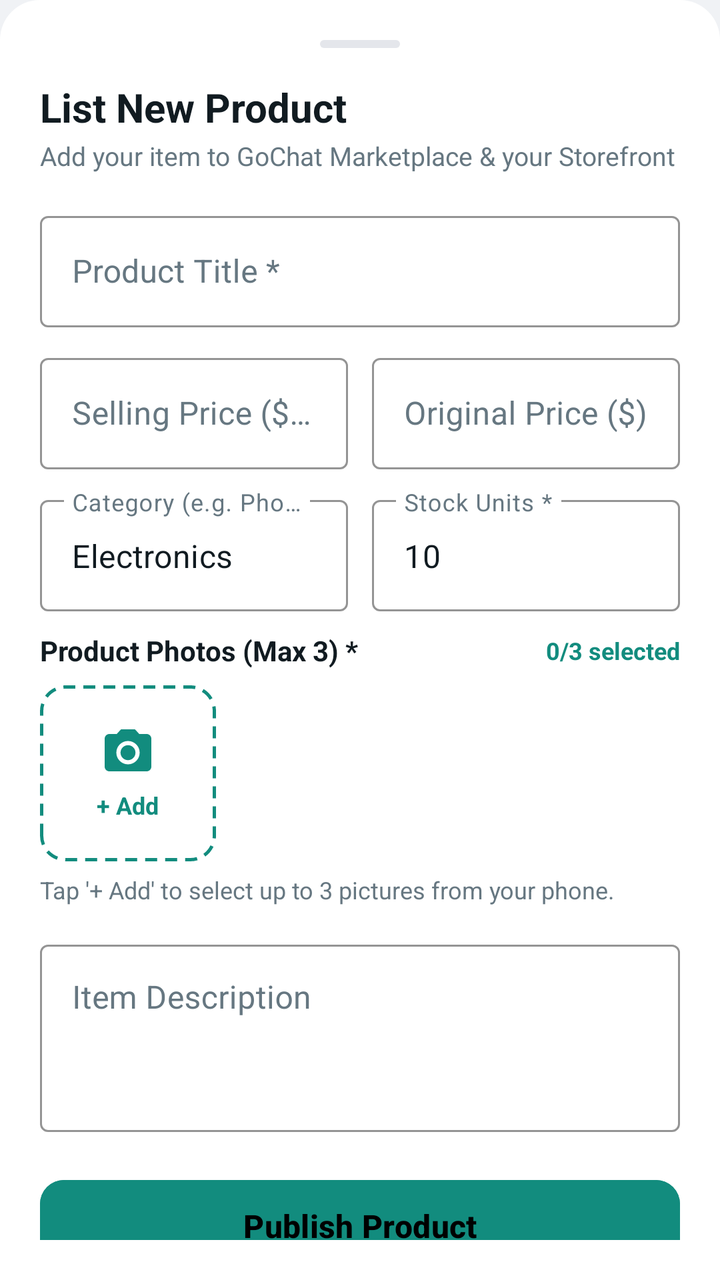
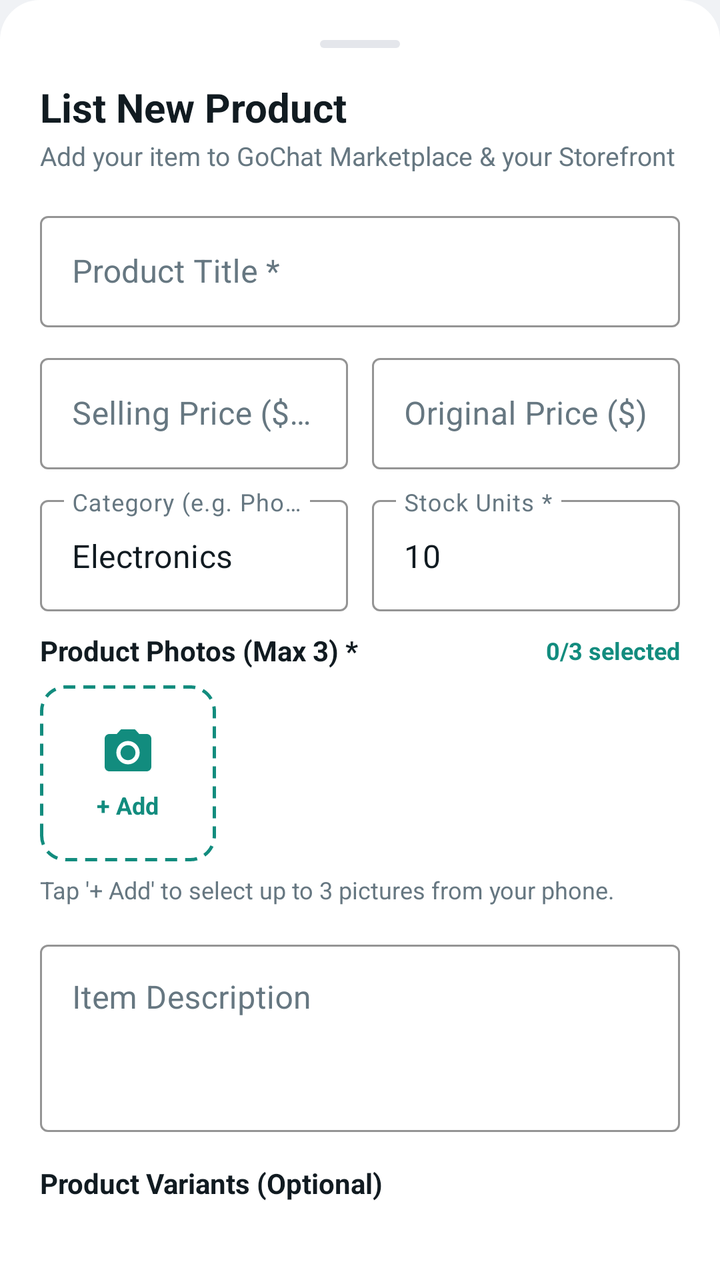

The first picture is an Android layout as it rendered before a commit; the second is the same layout after the commit. The layout source and the unified diff follow.
<!-- AndroidManifest.xml: application theme Theme.GoChat -->
<!-- res/layout/dialog_add_product.xml -->
<?xml version="1.0" encoding="utf-8"?>
<androidx.core.widget.NestedScrollView xmlns:android="http://schemas.android.com/apk/res/android"
    xmlns:app="http://schemas.android.com/apk/res-auto"
    xmlns:tools="http://schemas.android.com/tools"
    android:layout_width="match_parent"
    android:layout_height="wrap_content"
    android:background="@drawable/bg_bottom_sheet_dark"
    android:padding="20dp">

    <LinearLayout
        android:layout_width="match_parent"
        android:layout_height="wrap_content"
        android:orientation="vertical">

        <View
            android:layout_width="40dp"
            android:layout_height="4dp"
            android:layout_gravity="center_horizontal"
            android:layout_marginBottom="16dp"
            android:background="@drawable/bg_pill"
            android:backgroundTint="@color/gochat_border_dark" />

        <TextView
            android:id="@+id/tvDialogTitle"
            android:layout_width="match_parent"
            android:layout_height="wrap_content"
            android:text="List New Product"
            android:textColor="@color/gochat_text_primary"
            android:textSize="20sp"
            android:textStyle="bold" />

        <TextView
            android:id="@+id/tvDialogSubtitle"
            android:layout_width="match_parent"
            android:layout_height="wrap_content"
            android:layout_marginTop="2dp"
            android:layout_marginBottom="16dp"
            android:text="Add your item to GoChat Marketplace &amp; your Storefront"
            android:textColor="@color/gochat_text_muted"
            android:textSize="13sp" />

        
        <com.google.android.material.textfield.TextInputLayout
            style="@style/Widget.MaterialComponents.TextInputLayout.OutlinedBox"
            android:layout_width="match_parent"
            android:layout_height="wrap_content"
            android:layout_marginBottom="10dp"
            android:hint="Product Title *"
            android:textColorHint="@color/gochat_text_muted"
            app:boxStrokeColor="@color/whatsapp_teal_light">

            <com.google.android.material.textfield.TextInputEditText
                android:id="@+id/etProductName"
                android:layout_width="match_parent"
                android:layout_height="wrap_content"
                android:textColor="@color/gochat_text_primary" />
        </com.google.android.material.textfield.TextInputLayout>

        
        <LinearLayout
            android:layout_width="match_parent"
            android:layout_height="wrap_content"
            android:layout_marginBottom="10dp"
            android:orientation="horizontal">

            <com.google.android.material.textfield.TextInputLayout
                style="@style/Widget.MaterialComponents.TextInputLayout.OutlinedBox"
                android:layout_width="0dp"
                android:layout_height="wrap_content"
                android:layout_marginEnd="6dp"
                android:layout_weight="1"
                android:hint="Selling Price ($) *"
                android:textColorHint="@color/gochat_text_muted"
                app:boxStrokeColor="@color/whatsapp_teal_light">

                <com.google.android.material.textfield.TextInputEditText
                    android:id="@+id/etProductPrice"
                    android:layout_width="match_parent"
                    android:layout_height="wrap_content"
                    android:inputType="numberDecimal"
                    android:textColor="@color/gochat_text_primary" />
            </com.google.android.material.textfield.TextInputLayout>

            <com.google.android.material.textfield.TextInputLayout
                style="@style/Widget.MaterialComponents.TextInputLayout.OutlinedBox"
                android:layout_width="0dp"
                android:layout_height="wrap_content"
                android:layout_marginStart="6dp"
                android:layout_weight="1"
                android:hint="Original Price ($)"
                android:textColorHint="@color/gochat_text_muted"
                app:boxStrokeColor="@color/whatsapp_teal_light">

                <com.google.android.material.textfield.TextInputEditText
                    android:id="@+id/etProductOriginalPrice"
                    android:layout_width="match_parent"
                    android:layout_height="wrap_content"
                    android:inputType="numberDecimal"
                    android:textColor="@color/gochat_text_primary" />
            </com.google.android.material.textfield.TextInputLayout>
        </LinearLayout>

        
        <LinearLayout
            android:layout_width="match_parent"
            android:layout_height="wrap_content"
            android:layout_marginBottom="10dp"
            android:orientation="horizontal">

            <com.google.android.material.textfield.TextInputLayout
                style="@style/Widget.MaterialComponents.TextInputLayout.OutlinedBox"
                android:layout_width="0dp"
                android:layout_height="wrap_content"
                android:layout_marginEnd="6dp"
                android:layout_weight="1"
                android:hint="Category (e.g. Phones)"
                android:textColorHint="@color/gochat_text_muted"
                app:boxStrokeColor="@color/whatsapp_teal_light">

                <com.google.android.material.textfield.TextInputEditText
                    android:id="@+id/etProductCategory"
                    android:layout_width="match_parent"
                    android:layout_height="wrap_content"
                    android:text="Electronics"
                    android:textColor="@color/gochat_text_primary" />
            </com.google.android.material.textfield.TextInputLayout>

            <com.google.android.material.textfield.TextInputLayout
                style="@style/Widget.MaterialComponents.TextInputLayout.OutlinedBox"
                android:layout_width="0dp"
                android:layout_height="wrap_content"
                android:layout_marginStart="6dp"
                android:layout_weight="1"
                android:hint="Stock Units *"
                android:textColorHint="@color/gochat_text_muted"
                app:boxStrokeColor="@color/whatsapp_teal_light">

                <com.google.android.material.textfield.TextInputEditText
                    android:id="@+id/etProductStock"
                    android:layout_width="match_parent"
                    android:layout_height="wrap_content"
                    android:inputType="number"
                    android:text="10"
                    android:textColor="@color/gochat_text_primary" />
            </com.google.android.material.textfield.TextInputLayout>
        </LinearLayout>

        
        <LinearLayout
            android:layout_width="match_parent"
            android:layout_height="wrap_content"
            android:layout_marginBottom="14dp"
            android:orientation="vertical">

            <LinearLayout
                android:layout_width="match_parent"
                android:layout_height="wrap_content"
                android:layout_marginBottom="8dp"
                android:gravity="center_vertical"
                android:orientation="horizontal">

                <TextView
                    android:layout_width="0dp"
                    android:layout_height="wrap_content"
                    android:layout_weight="1"
                    android:text="Product Photos (Max 3) *"
                    android:textColor="@color/gochat_text_primary"
                    android:textSize="14sp"
                    android:textStyle="bold" />

                <TextView
                    android:id="@+id/tvPhotosCount"
                    android:layout_width="wrap_content"
                    android:layout_height="wrap_content"
                    android:text="0/3 selected"
                    android:textColor="@color/whatsapp_teal_light"
                    android:textSize="12sp"
                    android:textStyle="bold" />
            </LinearLayout>

            
            <HorizontalScrollView
                android:layout_width="match_parent"
                android:layout_height="wrap_content"
                android:scrollbars="none">

                <LinearLayout
                    android:id="@+id/layoutPhotoThumbnailsRow"
                    android:layout_width="wrap_content"
                    android:layout_height="wrap_content"
                    android:gravity="center_vertical"
                    android:orientation="horizontal">

                    
                    <LinearLayout
                        android:id="@+id/layoutAddPhoto"
                        android:layout_width="88dp"
                        android:layout_height="88dp"
                        android:layout_marginEnd="10dp"
                        android:background="@drawable/bg_photo_add_slot"
                        android:clickable="true"
                        android:focusable="true"
                        android:foreground="?attr/selectableItemBackground"
                        android:gravity="center"
                        android:orientation="vertical">

                        <ImageView
                            android:layout_width="28dp"
                            android:layout_height="28dp"
                            android:src="@drawable/ic_camera_status"
                            app:tint="@color/whatsapp_teal_light" />

                        <TextView
                            android:layout_width="wrap_content"
                            android:layout_height="wrap_content"
                            android:layout_marginTop="4dp"
                            android:text="+ Add"
                            android:textColor="@color/whatsapp_teal_light"
                            android:textSize="12sp"
                            android:textStyle="bold" />
                    </LinearLayout>

                    
                    <FrameLayout
                        android:id="@+id/framePreview1"
                        android:layout_width="88dp"
                        android:layout_height="88dp"
                        android:layout_marginEnd="10dp"
                        android:visibility="gone"
                        tools:visibility="visible">

                        <com.google.android.material.imageview.ShapeableImageView
                            android:id="@+id/ivPreview1"
                            android:layout_width="match_parent"
                            android:layout_height="match_parent"
                            android:scaleType="centerCrop"
                            app:shapeAppearanceOverlay="@style/ShapeAppearance.MaterialComponents.MediumComponent" />

                        <ImageButton
                            android:id="@+id/btnRemovePhoto1"
                            android:layout_width="24dp"
                            android:layout_height="24dp"
                            android:layout_gravity="top|end"
                            android:layout_margin="4dp"
                            android:background="@drawable/bg_circle_close_badge"
                            android:contentDescription="Remove photo"
                            android:padding="4dp"
                            android:src="@drawable/ic_close"
                            app:tint="@color/white" />
                    </FrameLayout>

                    
                    <FrameLayout
                        android:id="@+id/framePreview2"
                        android:layout_width="88dp"
                        android:layout_height="88dp"
                        android:layout_marginEnd="10dp"
                        android:visibility="gone"
                        tools:visibility="visible">

                        <com.google.android.material.imageview.ShapeableImageView
                            android:id="@+id/ivPreview2"
                            android:layout_width="match_parent"
                            android:layout_height="match_parent"
                            android:scaleType="centerCrop"
                            app:shapeAppearanceOverlay="@style/ShapeAppearance.MaterialComponents.MediumComponent" />

                        <ImageButton
                            android:id="@+id/btnRemovePhoto2"
                            android:layout_width="24dp"
                            android:layout_height="24dp"
                            android:layout_gravity="top|end"
                            android:layout_margin="4dp"
                            android:background="@drawable/bg_circle_close_badge"
                            android:contentDescription="Remove photo"
                            android:padding="4dp"
                            android:src="@drawable/ic_close"
                            app:tint="@color/white" />
                    </FrameLayout>

                    
                    <FrameLayout
                        android:id="@+id/framePreview3"
                        android:layout_width="88dp"
                        android:layout_height="88dp"
                        android:layout_marginEnd="10dp"
                        android:visibility="gone"
                        tools:visibility="visible">

                        <com.google.android.material.imageview.ShapeableImageView
                            android:id="@+id/ivPreview3"
                            android:layout_width="match_parent"
                            android:layout_height="match_parent"
                            android:scaleType="centerCrop"
                            app:shapeAppearanceOverlay="@style/ShapeAppearance.MaterialComponents.MediumComponent" />

                        <ImageButton
                            android:id="@+id/btnRemovePhoto3"
                            android:layout_width="24dp"
                            android:layout_height="24dp"
                            android:layout_gravity="top|end"
                            android:layout_margin="4dp"
                            android:background="@drawable/bg_circle_close_badge"
                            android:contentDescription="Remove photo"
                            android:padding="4dp"
                            android:src="@drawable/ic_close"
                            app:tint="@color/white" />
                    </FrameLayout>
                </LinearLayout>
            </HorizontalScrollView>

            <TextView
                android:layout_width="match_parent"
                android:layout_height="wrap_content"
                android:layout_marginTop="6dp"
                android:text="Tap '+ Add' to select up to 3 pictures from your phone."
                android:textColor="@color/gochat_text_muted"
                android:textSize="12sp" />

            
            <LinearLayout
                android:id="@+id/layoutUploadProgress"
                android:layout_width="match_parent"
                android:layout_height="wrap_content"
                android:layout_marginTop="8dp"
                android:gravity="center_vertical"
                android:orientation="horizontal"
                android:visibility="gone">

                <ProgressBar
                    android:layout_width="20dp"
                    android:layout_height="20dp"
                    android:indeterminate="true"
                    android:indeterminateTint="@color/whatsapp_teal_light" />

                <TextView
                    android:id="@+id/tvUploadStatus"
                    android:layout_width="wrap_content"
                    android:layout_height="wrap_content"
                    android:layout_marginStart="8dp"
                    android:text="Uploading photos..."
                    android:textColor="@color/whatsapp_teal_light"
                    android:textSize="12sp" />
            </LinearLayout>
        </LinearLayout>

        
        <com.google.android.material.textfield.TextInputLayout
            style="@style/Widget.MaterialComponents.TextInputLayout.OutlinedBox"
            android:layout_width="match_parent"
            android:layout_height="wrap_content"
            android:layout_marginBottom="20dp"
            android:hint="Item Description"
            android:textColorHint="@color/gochat_text_muted"
            app:boxStrokeColor="@color/whatsapp_teal_light">

            <com.google.android.material.textfield.TextInputEditText
                android:id="@+id/etProductDescription"
                android:layout_width="match_parent"
                android:layout_height="wrap_content"
                android:gravity="top"
                android:lines="3"
                android:textColor="@color/gochat_text_primary" />
        </com.google.android.material.textfield.TextInputLayout>

        <com.google.android.material.button.MaterialButton
            android:id="@+id/btnSubmitProduct"
            android:layout_width="match_parent"
            android:layout_height="54dp"
            android:backgroundTint="@color/whatsapp_teal_light"
            android:text="Publish Product"
            android:textAllCaps="false"
            android:textColor="@color/black"
            android:textSize="16sp"
            android:textStyle="bold"
            app:cornerRadius="12dp" />

    </LinearLayout>
</androidx.core.widget.NestedScrollView>
<!-- resources referenced by this layout -->
<resources>
  <color name="black">#FF000000</color>
  <color name="gochat_border_dark">#E4E6EB</color>
  <color name="gochat_text_muted">#667781</color>
  <color name="gochat_text_primary">#111B21</color>
  <color name="whatsapp_teal_light">#128C7E</color>
  <color name="white">#FFFFFFFF</color>
  <!-- drawable bg_bottom_sheet_dark (drawable) -->
  <?xml version="1.0" encoding="utf-8"?>
  <shape xmlns:android="http://schemas.android.com/apk/res/android"
      android:shape="rectangle">
      <solid android:color="@color/gochat_surface_dark" />
      <corners
          android:topLeftRadius="20dp"
          android:topRightRadius="20dp" />
  </shape>
  <!-- drawable bg_circle_close_badge (drawable) -->
  <?xml version="1.0" encoding="utf-8"?>
  <shape xmlns:android="http://schemas.android.com/apk/res/android"
      android:shape="oval">
      <solid android:color="#D9E53935" />
  </shape>
  <!-- drawable bg_photo_add_slot (drawable) -->
  <?xml version="1.0" encoding="utf-8"?>
  <shape xmlns:android="http://schemas.android.com/apk/res/android"
      android:shape="rectangle">
      <corners android:radius="12dp" />
      <solid android:color="@color/gochat_card_dark" />
      <stroke
          android:width="1.5dp"
          android:color="@color/whatsapp_teal_light"
          android:dashWidth="6dp"
          android:dashGap="4dp" />
  </shape>
  <!-- drawable bg_pill (drawable) -->
  <?xml version="1.0" encoding="utf-8"?>
  <shape xmlns:android="http://schemas.android.com/apk/res/android"
      android:shape="rectangle">
      <solid android:color="@color/gochat_border_dark" />
      <corners android:radius="100dp" />
  </shape>
  <!-- drawable ic_camera_status (drawable) -->
  <vector xmlns:android="http://schemas.android.com/apk/res/android"
      android:width="24dp"
      android:height="24dp"
      android:viewportWidth="24"
      android:viewportHeight="24">
      <path
          android:fillColor="#FFFFFFFF"
          android:pathData="M12,12m-3.2,0a3.2,3.2 0,1 1,6.4 0a3.2,3.2 0,1 1,-6.4 0M9,2L7.17,4H4c-1.1,0 -2,0.9 -2,2v12c0,1.1 0.9,2 2,2h16c1.1,0 2,-0.9 2,-2V6c0,-1.1 -0.9,-2 -2,-2h-3.17L15,2H9zm3,15c-2.76,0 -5,-2.24 -5,-5s2.24,-5 5,-5 5,2.24 5,5 -2.24,5 -5,5z" />
  </vector>
  <!-- drawable ic_close (drawable) -->
  <vector xmlns:android="http://schemas.android.com/apk/res/android"
      android:width="24dp"
      android:height="24dp"
      android:viewportWidth="24"
      android:viewportHeight="24">
      <path
          android:fillColor="#8696A0"
          android:pathData="M19,6.41L17.59,5 12,10.59 6.41,5 5,6.41 10.59,12 5,17.59 6.41,19 12,13.41 17.59,19 19,17.59 13.41,12z" />
  </vector>
  <style name="Theme.GoChat" parent="Base.Theme.GoChat" />
  <color name="gochat_surface_dark">#FFFFFF</color>
  <color name="gochat_card_dark">#FFFFFF</color>
  <color name="gochat_accent">#10B981</color>
  <color name="gochat_emerald_dark">#008069</color>
  <color name="gochat_emerald_light">#34D399</color>
  <color name="gochat_error">#EF4444</color>
  <color name="gochat_bg_dark">#F0F2F5</color>
  <!-- unchanged entries left out for length: 1 -->
</resources>

<!-- the commit's change to res/layout/dialog_add_product.xml (unified diff, before → after) -->
@@ -349,7 +349,7 @@
             style="@style/Widget.MaterialComponents.TextInputLayout.OutlinedBox"
             android:layout_width="match_parent"
             android:layout_height="wrap_content"
-            android:layout_marginBottom="20dp"
+            android:layout_marginBottom="16dp"
             android:hint="Item Description"
             android:textColorHint="@color/gochat_text_muted"
             app:boxStrokeColor="@color/whatsapp_teal_light">
@@ -362,6 +362,41 @@
                 android:lines="3"
                 android:textColor="@color/gochat_text_primary" />
         </com.google.android.material.textfield.TextInputLayout>
+
+        
+        <LinearLayout
+            android:layout_width="match_parent"
+            android:layout_height="wrap_content"
+            android:layout_marginBottom="20dp"
+            android:orientation="vertical">
+
+            <TextView
+                android:layout_width="wrap_content"
+                android:layout_height="wrap_content"
+                android:layout_marginBottom="8dp"
+                android:text="Product Variants (Optional)"
+                android:textColor="@color/gochat_text_primary"
+                android:textSize="14sp"
+                android:textStyle="bold" />
+
+            <androidx.recyclerview.widget.RecyclerView
+                android:id="@+id/rvVariants"
+                android:layout_width="match_parent"
+                android:layout_height="wrap_content"
+                android:nestedScrollingEnabled="false"
+                tools:listitem="@layout/item_variant_input" />
+
+            <com.google.android.material.button.MaterialButton
+                android:id="@+id/btnAddVariant"
+                style="@style/Widget.Material3.Button.TonalButton"
+                android:layout_width="wrap_content"
+                android:layout_height="wrap_content"
+                android:layout_marginTop="8dp"
+                android:text="+ Add Variant"
+                android:textAllCaps="false"
+                android:textSize="12sp"
+                app:cornerRadius="8dp" />
+        </LinearLayout>
 
         <com.google.android.material.button.MaterialButton
             android:id="@+id/btnSubmitProduct"
@@ -377,3 +412,79 @@
 
     </LinearLayout>
 </androidx.core.widget.NestedScrollView>
+<!-- res/layout/item_variant_input.xml (included above) -->
+<?xml version="1.0" encoding="utf-8"?>
+<LinearLayout xmlns:android="http://schemas.android.com/apk/res/android"
+    xmlns:app="http://schemas.android.com/apk/res-auto"
+    android:layout_width="match_parent"
+    android:layout_height="wrap_content"
+    android:layout_marginBottom="8dp"
+    android:gravity="center_vertical"
+    android:orientation="horizontal">
+
+    
+    <com.google.android.material.textfield.TextInputLayout
+        style="@style/Widget.MaterialComponents.TextInputLayout.OutlinedBox"
+        android:layout_width="0dp"
+        android:layout_height="wrap_content"
+        android:layout_weight="1"
+        android:hint="Size"
+        android:textColorHint="@color/gochat_text_muted"
+        app:boxStrokeColor="@color/whatsapp_teal_light">
+        <com.google.android.material.textfield.TextInputEditText
+            android:id="@+id/etVariantSize"
+            android:layout_width="match_parent"
+            android:layout_height="wrap_content"
+            android:inputType="text"
+            android:textSize="12sp"
+            android:textColor="@color/gochat_text_primary" />
+    </com.google.android.material.textfield.TextInputLayout>
+
+    
+    <com.google.android.material.textfield.TextInputLayout
+        style="@style/Widget.MaterialComponents.TextInputLayout.OutlinedBox"
+        android:layout_width="0dp"
+        android:layout_height="wrap_content"
+        android:layout_marginStart="4dp"
+        android:layout_weight="1"
+        android:hint="Color"
+        android:textColorHint="@color/gochat_text_muted"
+        app:boxStrokeColor="@color/whatsapp_teal_light">
+        <com.google.android.material.textfield.TextInputEditText
+            android:id="@+id/etVariantColor"
+            android:layout_width="match_parent"
+            android:layout_height="wrap_content"
+            android:inputType="text"
+            android:textSize="12sp"
+            android:textColor="@color/gochat_text_primary" />
+    </com.google.android.material.textfield.TextInputLayout>
+
+    
+    <com.google.android.material.textfield.TextInputLayout
+        style="@style/Widget.MaterialComponents.TextInputLayout.OutlinedBox"
+        android:layout_width="80dp"
+        android:layout_height="wrap_content"
+        android:layout_marginStart="4dp"
+        android:hint="Stock"
+        android:textColorHint="@color/gochat_text_muted"
+        app:boxStrokeColor="@color/whatsapp_teal_light">
+        <com.google.android.material.textfield.TextInputEditText
+            android:id="@+id/etVariantStock"
+            android:layout_width="match_parent"
+            android:layout_height="wrap_content"
+            android:inputType="number"
+            android:textSize="12sp"
+            android:textColor="@color/gochat_text_primary" />
+    </com.google.android.material.textfield.TextInputLayout>
+
+    <ImageButton
+        android:id="@+id/btnRemoveVariant"
+        android:layout_width="32dp"
+        android:layout_height="32dp"
+        android:layout_marginStart="4dp"
+        android:background="?attr/selectableItemBackgroundBorderless"
+        android:contentDescription="Remove variant"
+        android:src="@drawable/ic_delete"
+        app:tint="@color/gochat_text_muted" />
+
+</LinearLayout>
<!-- resource entries referenced after the edit -->
@@ -60,6 +60,16 @@
           android:fillColor="#8696A0"
           android:pathData="M19,6.41L17.59,5 12,10.59 6.41,5 5,6.41 10.59,12 5,17.59 6.41,19 12,13.41 17.59,19 19,17.59 13.41,12z" />
   </vector>
+  <!-- drawable ic_delete (drawable) -->
+  <vector xmlns:android="http://schemas.android.com/apk/res/android"
+      android:width="24dp"
+      android:height="24dp"
+      android:viewportWidth="24"
+      android:viewportHeight="24">
+      <path
+          android:fillColor="#FFFFFFFF"
+          android:pathData="M6,19c0,1.1 0.9,2 2,2h8c1.1,0 2,-0.9 2,-2V7H6v12zM19,4h-3.5l-1,-1h-5l-1,1H5v2h14V4z"/>
+  </vector>
   <style name="Theme.GoChat" parent="Base.Theme.GoChat" />
   <color name="gochat_surface_dark">#FFFFFF</color>
   <color name="gochat_card_dark">#FFFFFF</color>
